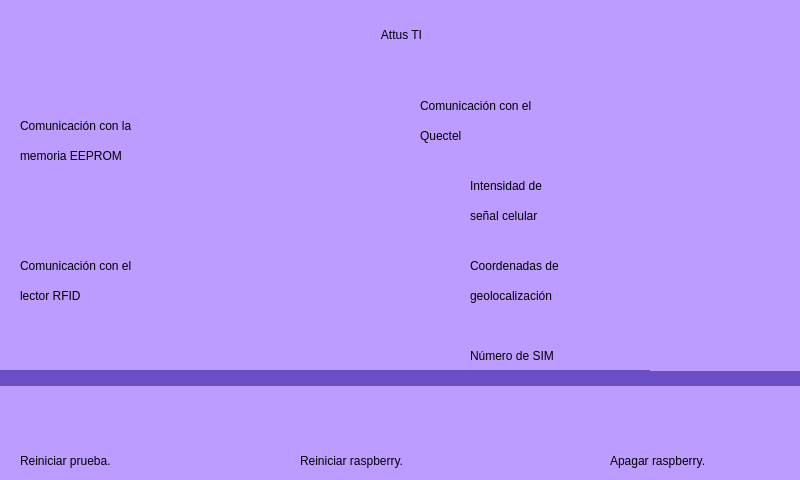
First picture: the form in ui/inicio.ui, repository ErnestoLomar/Pruebas_Tablillas, before the edit.
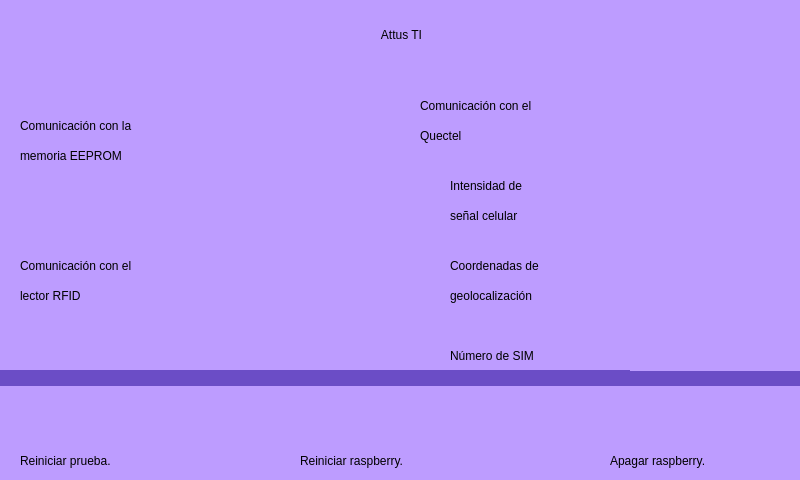
Second picture: the form after the edit. Icons and pictures are not drawn.

Commit message: Agrgando hilo de quectel.

```diff
--- a/ui/inicio.ui
+++ b/ui/inicio.ui
@@ -147,7 +147,7 @@
    <widget class="QLabel" name="label_8">
     <property name="geometry">
      <rect>
-      <x>470</x>
+      <x>450</x>
       <y>170</y>
       <width>161</width>
       <height>31</height>
@@ -163,7 +163,7 @@
    <widget class="QLabel" name="label_9">
     <property name="geometry">
      <rect>
-      <x>470</x>
+      <x>450</x>
       <y>200</y>
       <width>161</width>
       <height>31</height>
@@ -179,7 +179,7 @@
    <widget class="QLabel" name="label_10">
     <property name="geometry">
      <rect>
-      <x>470</x>
+      <x>450</x>
       <y>250</y>
       <width>171</width>
       <height>31</height>
@@ -195,7 +195,7 @@
    <widget class="QLabel" name="label_11">
     <property name="geometry">
      <rect>
-      <x>470</x>
+      <x>450</x>
       <y>280</y>
       <width>161</width>
       <height>31</height>
@@ -211,7 +211,7 @@
    <widget class="QLabel" name="label_12">
     <property name="geometry">
      <rect>
-      <x>470</x>
+      <x>450</x>
       <y>340</y>
       <width>161</width>
       <height>31</height>
@@ -396,9 +396,9 @@
    <widget class="QLabel" name="label_intensidad_sim">
     <property name="geometry">
      <rect>
-      <x>650</x>
+      <x>630</x>
       <y>180</y>
-      <width>81</width>
+      <width>101</width>
       <height>31</height>
      </rect>
     </property>
@@ -412,9 +412,9 @@
    <widget class="QLabel" name="label_latitud">
     <property name="geometry">
      <rect>
-      <x>650</x>
+      <x>630</x>
       <y>250</y>
-      <width>141</width>
+      <width>161</width>
       <height>31</height>
      </rect>
     </property>
@@ -428,9 +428,9 @@
    <widget class="QLabel" name="label_longitud">
     <property name="geometry">
      <rect>
-      <x>650</x>
+      <x>630</x>
       <y>280</y>
-      <width>141</width>
+      <width>161</width>
       <height>31</height>
      </rect>
     </property>
@@ -444,9 +444,9 @@
    <widget class="QLabel" name="label_numero_sim">
     <property name="geometry">
      <rect>
-      <x>650</x>
+      <x>630</x>
       <y>340</y>
-      <width>151</width>
+      <width>171</width>
       <height>31</height>
      </rect>
     </property>
```
